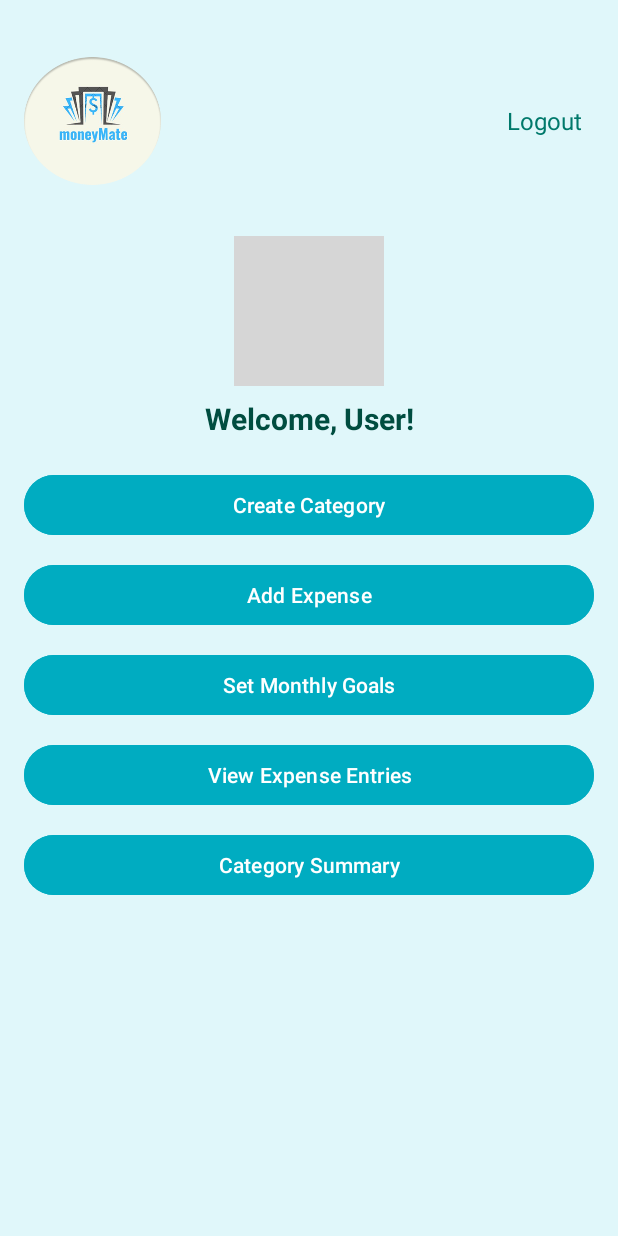
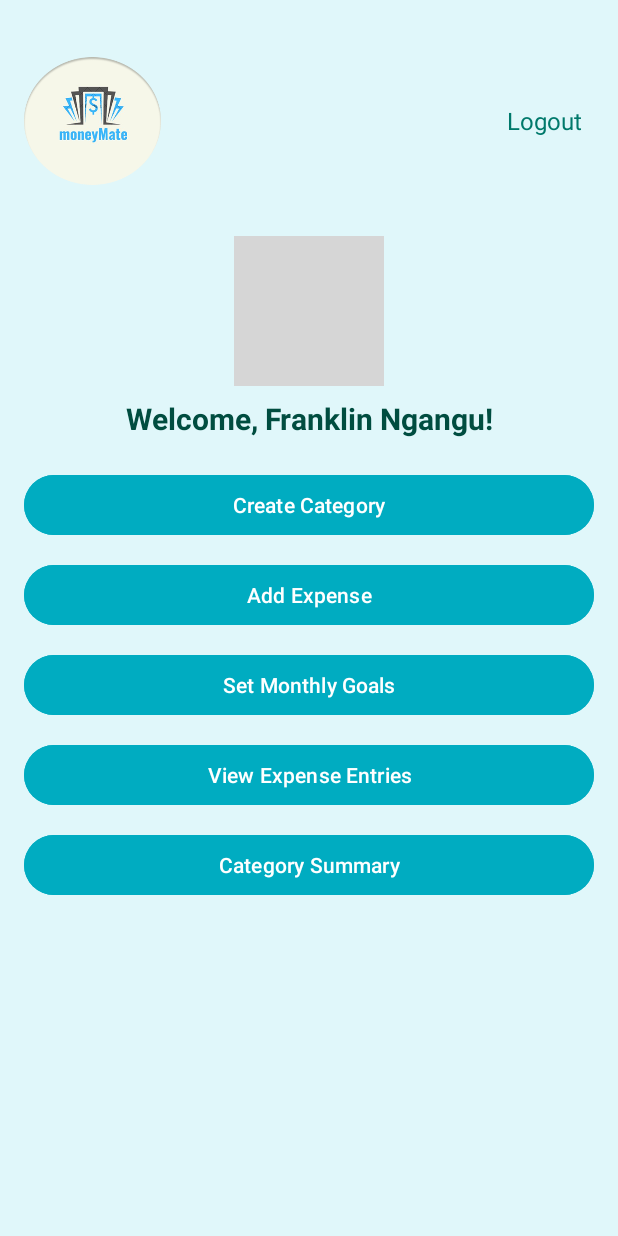
Before and after one commit to Harris0109/2.1, an Android app: the BudgetActivity screen opened directly, with no data from a screen before it, on a phone screen of 412 x 824 dp. Run offline under Robolectric (Android 15) with nearby library versions, the phone set to English and light mode, and no system bars; grey boxes are pictures that could not be loaded.

Commit message:
pdated the code, to correspomd with the layout

```diff
--- a/app/src/main/java/com/example/moneymate/BudgetActivity.kt
+++ b/app/src/main/java/com/example/moneymate/BudgetActivity.kt
@@ -1,11 +1,19 @@
 package com.example.moneymate
 
+
+import android.os.Bundle
+import android.widget.TextView
 import androidx.appcompat.app.AppCompatActivity
-import android.os.Bundle
 
 class BudgetActivity : AppCompatActivity() {
     override fun onCreate(savedInstanceState: Bundle?) {
         super.onCreate(savedInstanceState)
         setContentView(R.layout.activity_budget)
+
+        // user name
+        val userName = "Franklin Ngangu"
+
+        val welcomeText = findViewById<TextView>(R.id.welcomeText)
+        welcomeText.text = "Welcome, $userName!"
     }
 }
```
